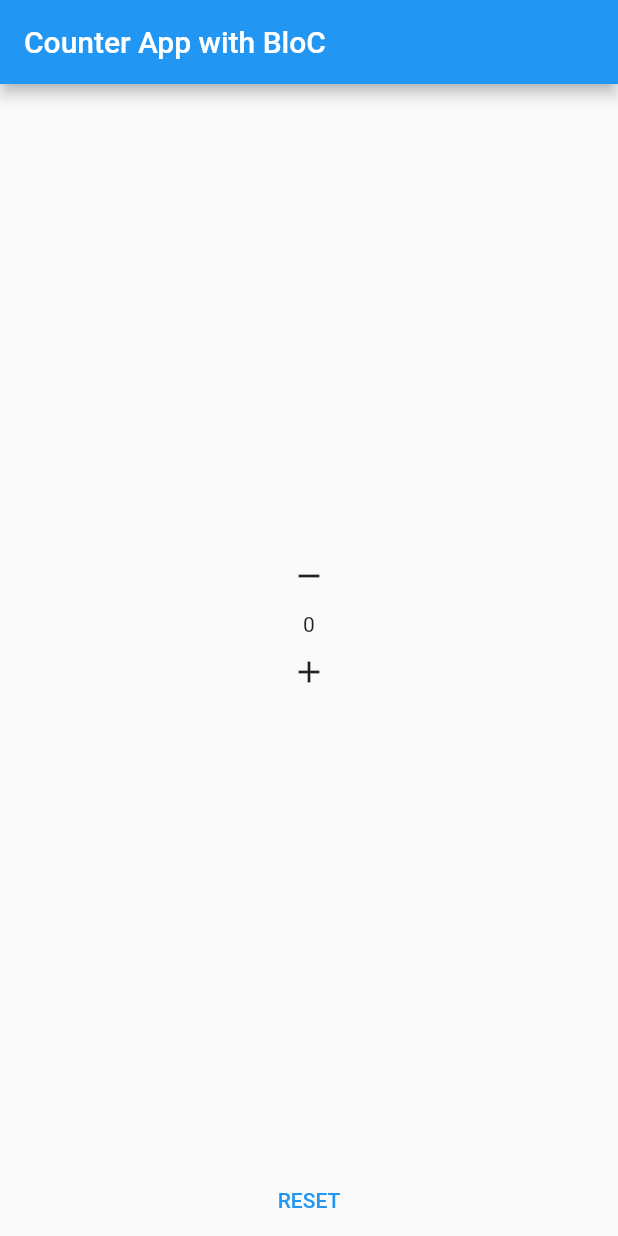
After one commit to thetahmeed/FlutterBLOC, a Flutter app: the screen it shows after launch, on a phone screen of 412 x 824 dp. The commit adds this screen. Run offline on Flutter 3.47's test engine with Material 2 defaults, Android fonts, the phone set to English and light mode, and no system bars.

Commit message:
IGNORE: Just rearranged

```diff
--- /dev/null
+++ b/app/lib/practiceOne/HomePageOne.dart
@@ -0,0 +1,81 @@
+import 'package:flutter/material.dart';
+
+import '../counter_bloc.dart';
+
+class HomePageOne extends StatefulWidget {
+  const HomePageOne({Key? key}) : super(key: key);
+
+  @override
+  _HomePageOneState createState() => _HomePageOneState();
+}
+
+class _HomePageOneState extends State<HomePageOne> {
+  // 01
+  final counterBloc = CounterBloc();
+
+  // 05
+  @override
+  void dispose() {
+    counterBloc.closeTheStreamController();
+    super.dispose();
+  }
+
+  @override
+  Widget build(BuildContext context) {
+    return Scaffold(
+      appBar: AppBar(
+        title: Text('Counter App with BloC'),
+      ),
+      body: Center(
+        child: Column(
+          mainAxisAlignment: MainAxisAlignment.center,
+          children: <Widget>[
+            Spacer(),
+            // 04
+            IconButton(
+              onPressed: () {
+                counterBloc.eventSink.add(UserCounterAction.Decre);
+              },
+              icon: Icon(Icons.remove),
+            ),
+
+            // 03
+            // [Here is the place where we are listening]
+            StreamBuilder(
+              initialData: 0,
+              stream: counterBloc.counterStream,
+              builder: (context, snapshot) {
+                if (snapshot.hasData)
+                  return Text(
+                    '${snapshot.data}',
+                  );
+                if (snapshot.hasError) return Text(snapshot.error.toString());
+                if (snapshot.connectionState == ConnectionState.active)
+                  return Text('Active');
+                else
+                  return Text('No data found');
+              },
+            ),
+
+            // 02
+            IconButton(
+              onPressed: () {
+                counterBloc.eventSink.add(UserCounterAction.Incre);
+              },
+              icon: Icon(Icons.add),
+            ),
+            Spacer(),
+            TextButton(
+              onPressed: () {
+                counterBloc.eventSink.add(UserCounterAction.Reset);
+              },
+              child: Text(
+                'Reset'.toUpperCase(),
+              ),
+            ),
+          ],
+        ),
+      ),
+    );
+  }
+}
```
Also changed, not shown: app/lib/main.dart (+3 -79 lines).
